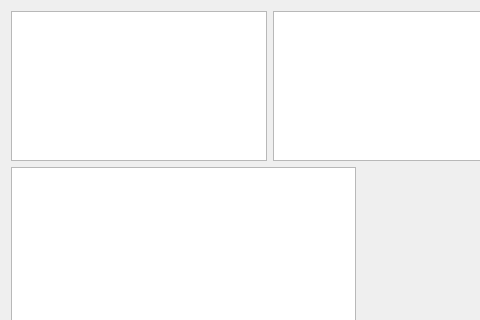
Before: the Qt Designer form projet-musique/core/ongletmp3.ui in toopoormaghell/projet-musique, drawn with Qt 5; both pictures show x 0 to 480 and y 0 to 320 of the 900 by 900 pixel window.
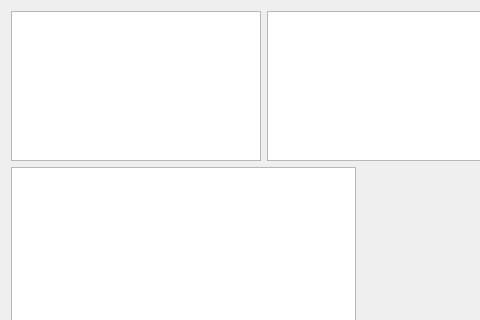
After: the same form once the commit is applied. Icons and pictures are not drawn.

The edit to the form file:
```diff
--- a/projet-musique/core/ongletmp3.ui
+++ b/projet-musique/core/ongletmp3.ui
@@ -33,9 +33,15 @@
     <layout class="QHBoxLayout" name="horizontalLayout">
      <item alignment="Qt::AlignLeft|Qt::AlignTop">
       <widget class="QListWidget" name="Categories">
+       <property name="minimumSize">
+        <size>
+         <width>250</width>
+         <height>150</height>
+        </size>
+       </property>
        <property name="maximumSize">
         <size>
-         <width>16777215</width>
+         <width>250</width>
          <height>150</height>
         </size>
        </property>
```
